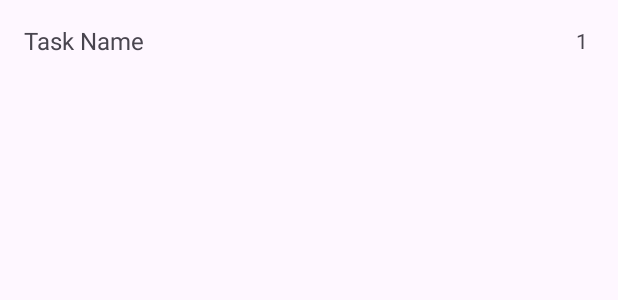
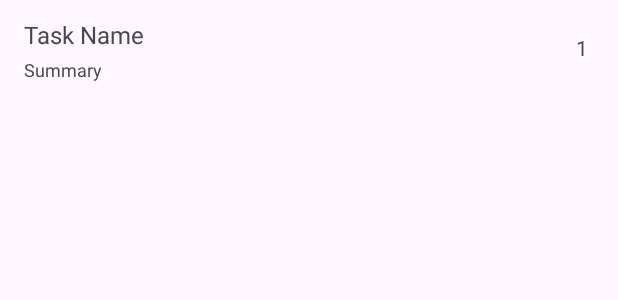
Before and after one commit to rzavodsky/Planner, an Android app: the layout task_item.xml on its own in the app's theme, with its tools: preview values and no code run, on a phone screen of 412 x 824 dp. Shown: the top 300 px of the screen. Run offline under Robolectric (Android 15) with nearby library versions, the phone set to English and light mode, and no system bars.

```diff
--- a/app/src/main/res/layout/task_item.xml
+++ b/app/src/main/res/layout/task_item.xml
@@ -18,14 +18,14 @@
 
         <TextView
             android:id="@+id/taskNameView"
-            android:layout_width="wrap_content"
+            android:layout_width="0dp"
             android:layout_height="wrap_content"
             android:layout_marginStart="16dp"
-            android:layout_marginTop="16dp"
-            android:layout_marginBottom="16dp"
+            android:layout_marginTop="12dp"
+            android:layout_marginEnd="32dp"
             android:text='@{viewModel.tempTask ? viewModel.name : viewModel.orgTask.title}'
             android:textSize="16sp"
-            app:layout_constraintBottom_toBottomOf="parent"
+            app:layout_constraintEnd_toStartOf="@+id/imageView"
             app:layout_constraintStart_toStartOf="parent"
             app:layout_constraintTop_toTopOf="parent"
             tools:text="Task Name" />
@@ -52,5 +52,19 @@
             app:layout_constraintTop_toTopOf="@+id/imageView"
             tools:text="1" />
 
+        <TextView
+            android:id="@+id/summary"
+            android:layout_width="wrap_content"
+            android:layout_height="wrap_content"
+            android:layout_marginTop="4dp"
+            android:layout_marginBottom="8dp"
+            android:text="@{viewModel.summary}"
+            android:textSize="12sp"
+            android:visibility="visible"
+            app:layout_constraintBottom_toBottomOf="parent"
+            app:layout_constraintStart_toStartOf="@+id/taskNameView"
+            app:layout_constraintTop_toBottomOf="@+id/taskNameView"
+            tools:text="Summary" />
+
     </androidx.constraintlayout.widget.ConstraintLayout>
 </layout>
```
Also changed, not shown: app/src/main/java/rzavodsky/planner/PlanAddModel.kt (+9 -0 lines), app/src/main/java/rzavodsky/planner/orgmode/OrgTask.kt (+19 -0 lines).
